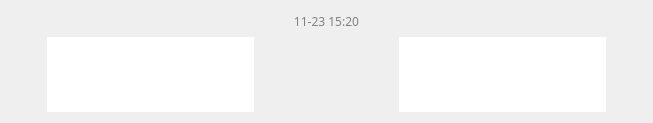
The window that STSample/STChatRecordItem.ui (sunpu/stsample) describes before a commit, drawn with Qt 5.
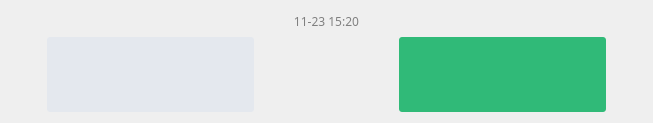
The same window after the commit. Icons and pictures are not drawn. Custom widgets are drawn as their Qt base class.

```diff
--- a/STSample/STChatRecordItem.ui
+++ b/STSample/STChatRecordItem.ui
@@ -156,7 +156,7 @@
            <property name="styleSheet">
             <string notr="true">QTextEdit {
 	border-radius: 3px;
-    border-image: url(:/STSample/Resources/images/bubble_left.png);  /* The border image                    */
+	background-color: rgb(228, 232, 238);
     border-top-width: 2px;
     border-right-width: 5px;
     border-bottom-width:2px;
@@ -262,7 +262,7 @@
            <property name="styleSheet">
             <string notr="true">QTextEdit {
 	border-radius: 3px;
-    border-image: url(:/STSample/Resources/images/bubble_right.png);  /* The border image                    */
+	background-color: rgb(48, 186, 120);
     border-top-width: 2px;
     border-right-width: 2px;
     border-bottom-width:2px;
```
